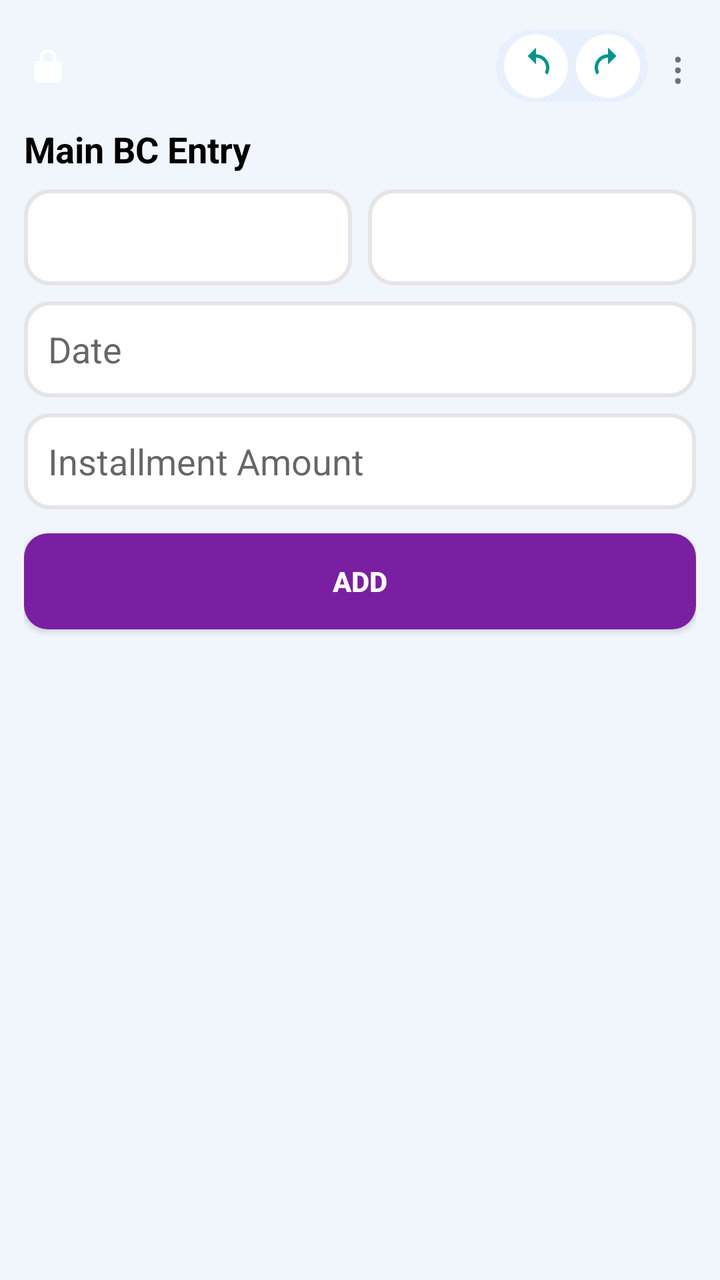
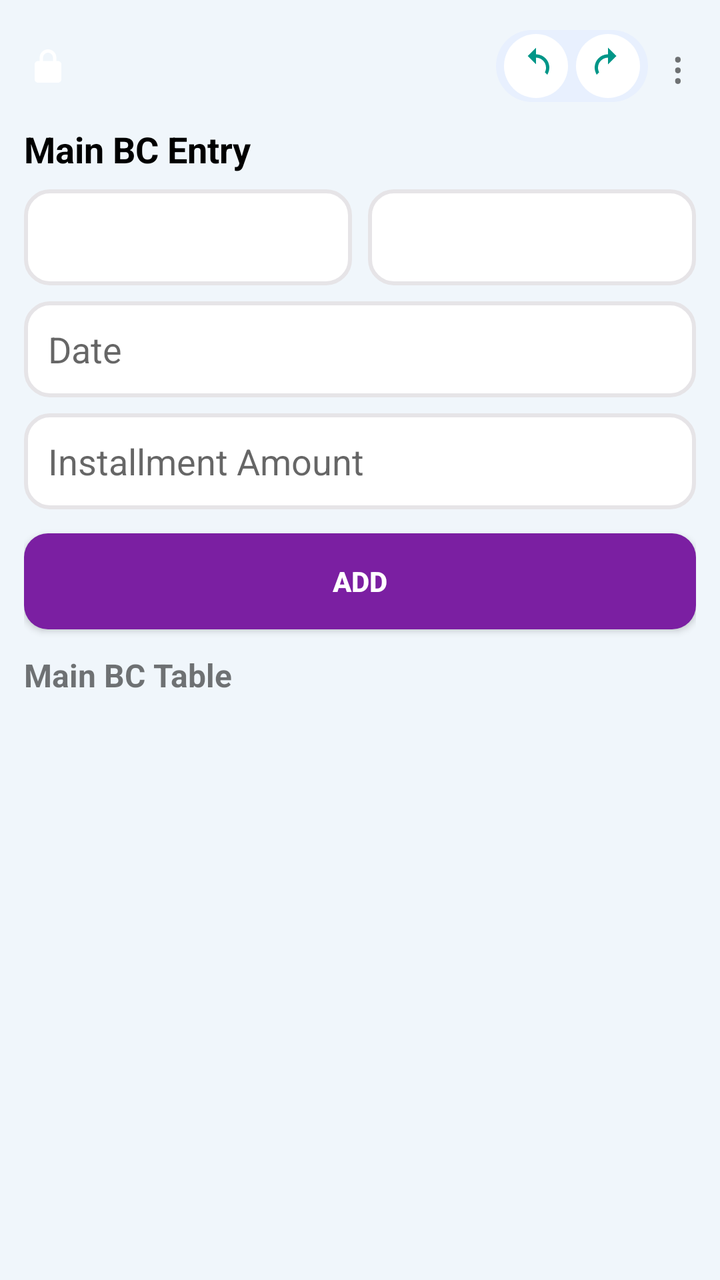

Before-and-after screenshots of an Android layout around one commit, followed by the original layout XML and the change that was made.
<!-- AndroidManifest.xml: application theme Theme.AppCompat.Light.NoActionBar -->
<!-- res/layout/activity_main.xml -->
<?xml version="1.0" encoding="utf-8"?>
<ScrollView xmlns:android="http://schemas.android.com/apk/res/android"
    android:layout_width="match_parent"
    android:layout_height="match_parent"
    android:background="#f0f6fb"
    android:fillViewport="true">

    <LinearLayout
        android:id="@+id/rootLayout"
        android:orientation="vertical"
        android:padding="12dp"
        android:layout_width="match_parent"
        android:layout_height="match_parent">

        
        <LinearLayout
            android:layout_width="match_parent"
            android:layout_height="wrap_content"
            android:gravity="center_vertical"
            android:orientation="horizontal">

            
            <ImageView
                android:id="@+id/imgLock"
                android:layout_width="24dp"
                android:layout_height="24dp"
                android:src="@drawable/ic_lock"
                android:layout_marginEnd="10dp"
                android:contentDescription="Edit Mode Locked"
                android:visibility="visible"
                android:padding="2dp" />

            
            <Space
                android:layout_width="0dp"
                android:layout_height="wrap_content"
                android:layout_weight="1" />

            
            <LinearLayout
                android:layout_width="wrap_content"
                android:layout_height="36dp"
                android:orientation="horizontal"
                android:gravity="center"
                android:background="@drawable/bg_big_curve"
                android:paddingStart="4dp"
                android:paddingEnd="4dp"
                android:layout_marginEnd="6dp">

                <ImageButton
                    android:id="@+id/btnUndo"
                    android:layout_width="32dp"
                    android:layout_height="32dp"
                    android:background="@drawable/bg_small_curve"
                    android:src="@drawable/ic_undo"
                    android:scaleType="centerInside"
                    android:contentDescription="Undo"
                    android:padding="6dp" />

                <ImageButton
                    android:id="@+id/btnRedo"
                    android:layout_width="32dp"
                    android:layout_height="32dp"
                    android:layout_marginStart="4dp"
                    android:background="@drawable/bg_small_curve"
                    android:src="@drawable/ic_redo"
                    android:scaleType="centerInside"
                    android:contentDescription="Redo"
                    android:padding="6dp" />
            </LinearLayout>

            
            <TextView
                android:id="@+id/menuButton"
                android:text="⋮"
                android:textSize="22sp"
                android:padding="6dp"
                android:clickable="true"
                android:focusable="true"
                android:layout_width="wrap_content"
                android:layout_height="wrap_content" />
        </LinearLayout>

        
        <TextView
            android:id="@+id/titleMain"
            android:text="Main BC Entry"
            android:textColor="#000000"
            android:textSize="18sp"
            android:textStyle="bold"
            android:layout_marginTop="8dp"
            android:layout_marginBottom="8dp"
            android:layout_width="wrap_content"
            android:layout_height="wrap_content" />

        
        <LinearLayout
            android:orientation="horizontal"
            android:layout_width="match_parent"
            android:layout_height="wrap_content"
            android:layout_marginBottom="8dp">

            <Spinner
                android:id="@+id/spinnerBc"
                android:layout_width="0dp"
                android:layout_height="48dp"
                android:layout_weight="1"
                android:background="@drawable/bg_input_curved"
                android:paddingHorizontal="12dp" />

            <Space
                android:layout_width="8dp"
                android:layout_height="wrap_content" />

            <Spinner
                android:id="@+id/spinnerMember"
                android:layout_width="0dp"
                android:layout_height="48dp"
                android:layout_weight="1"
                android:background="@drawable/bg_input_curved"
                android:paddingHorizontal="12dp" />
        </LinearLayout>

        
        <EditText
            android:id="@+id/editPayDate"
            android:hint="Date"
            android:focusable="false"
            android:inputType="none"
            android:layout_width="match_parent"
            android:layout_height="48dp"
            android:background="@drawable/bg_input_curved"
            android:paddingHorizontal="12dp"
            android:layout_marginBottom="8dp" />

        
        <EditText
            android:id="@+id/editPayAmount"
            android:hint="Installment Amount"
            android:inputType="number"
            android:layout_width="match_parent"
            android:layout_height="48dp"
            android:background="@drawable/bg_input_curved"
            android:paddingHorizontal="12dp"
            android:layout_marginBottom="12dp" />

        
        <Button
            android:id="@+id/buttonAdd"
            android:text="ADD"
            android:textColor="@android:color/white"
            android:textStyle="bold"
            android:layout_width="match_parent"
            android:layout_height="48dp"
            android:background="@drawable/btn_add_ripple"
            android:elevation="4dp"
            android:layout_marginBottom="12dp" />

        
        <HorizontalScrollView
            android:layout_width="match_parent"
            android:layout_height="wrap_content"
            android:scrollbars="horizontal">

            <LinearLayout
                android:id="@+id/tableContainer"
                android:orientation="vertical"
                android:layout_width="wrap_content"
                android:layout_height="wrap_content" />
        </HorizontalScrollView>

    </LinearLayout>
</ScrollView>
<!-- resources referenced by this layout -->
<resources>
  <!-- drawable bg_big_curve (drawable) -->
  <shape xmlns:android="http://schemas.android.com/apk/res/android">
      <solid android:color="#E8F0FE"/>
      <corners android:radius="24dp"/>
  </shape>
  <!-- drawable bg_input_curved (drawable) -->
  <shape xmlns:android="http://schemas.android.com/apk/res/android"
      android:shape="rectangle">
  
      <solid android:color="@android:color/white"/>
      <stroke
          android:width="2dp"
          android:color="#e6e4e7"/>
      <corners android:radius="12dp"/>
  </shape>
  <!-- drawable bg_small_curve (drawable) -->
  <selector xmlns:android="http://schemas.android.com/apk/res/android">
      <item android:state_pressed="true">
          <shape>
              <solid android:color="#D2E3FC"/>
              <corners android:radius="18dp"/>
          </shape>
      </item>
      <item>
          <shape>
              <solid android:color="@android:color/white"/>
              <corners android:radius="18dp"/>
          </shape>
      </item>
  </selector>
  <!-- drawable btn_add_ripple (drawable) -->
  <ripple xmlns:android="http://schemas.android.com/apk/res/android"
      android:color="#40FFFFFF">
  
      <item>
          <shape android:shape="rectangle">
              <solid android:color="#7B1FA2"/>
              <corners android:radius="12dp"/>
          </shape>
      </item>
  
  </ripple>
  <!-- drawable ic_lock (drawable) -->
  <vector xmlns:android="http://schemas.android.com/apk/res/android"
      android:width="24dp"
      android:height="24dp"
      android:viewportWidth="24"
      android:viewportHeight="24"
      android:tint="#FFFFFF">
      <path
          android:fillColor="#FFFFFF"
          android:pathData="M12,17a2,2 0 1,0 0,-4 2,2 0 0,0 0,4zm6,-8h-1V7a5,5 0 0,0 -10,0v2H6a2,2 0 0,0 -2,2v9a2,2 0 0,0 2,2h12a2,2 0 0,0 2,-2v-9a2,2 0 0,0 -2,-2zm-3,0H9V7a3,3 0 0,1 6,0v2z"/>
  </vector>
  <!-- drawable ic_redo (drawable) -->
  <vector xmlns:android="http://schemas.android.com/apk/res/android"
      android:width="24dp"
      android:height="24dp"
      android:viewportWidth="24"
      android:viewportHeight="24"
      android:tint="#009688">
  
      <path
          android:fillColor="@android:color/white"
          android:pathData="M12,5V1l5,5-5,5V7c-3.31,0-6,2.69-6,6 0,1.01 0.25,1.97 0.7,2.8L5.24,17.26C4.46,15.9 4,14.51 4,13c0-4.42 3.58-8 8-8z"/>
  
  </vector>
  <!-- drawable ic_undo (drawable) -->
  <vector xmlns:android="http://schemas.android.com/apk/res/android"
      android:width="24dp"
      android:height="24dp"
      android:viewportWidth="24"
      android:viewportHeight="24"
      android:tint="#009688">
  
      <path
          android:fillColor="@android:color/white"
          android:pathData="M12,5V1L7,6l5,5V7c3.31,0 6,2.69 6,6 0,1.01 -0.25,1.97 -0.7,2.8l1.46,1.46C19.54,15.9 20,14.51 20,13c0,-4.42 -3.58,-8 -8,-8z"/>
  
  </vector>
</resources>

<!-- the commit's change to res/layout/activity_main.xml (unified diff, before → after) -->
@@ -19,7 +19,6 @@
             android:gravity="center_vertical"
             android:orientation="horizontal">
 
-            
             <ImageView
                 android:id="@+id/imgLock"
                 android:layout_width="24dp"
@@ -30,13 +29,11 @@
                 android:visibility="visible"
                 android:padding="2dp" />
 
-            
             <Space
                 android:layout_width="0dp"
                 android:layout_height="wrap_content"
                 android:layout_weight="1" />
 
-            
             <LinearLayout
                 android:layout_width="wrap_content"
                 android:layout_height="36dp"
@@ -69,7 +66,6 @@
                     android:padding="6dp" />
             </LinearLayout>
 
-            
             <TextView
                 android:id="@+id/menuButton"
                 android:text="⋮"
@@ -157,7 +153,32 @@
             android:layout_marginBottom="12dp" />
 
         
+        <LinearLayout
+            android:layout_width="match_parent"
+            android:layout_height="wrap_content"
+            android:orientation="horizontal"
+            android:gravity="center_vertical"
+            android:layout_marginBottom="6dp">
+
+            <TextView
+                android:text="Main BC Table"
+                android:textSize="16sp"
+                android:textStyle="bold"
+                android:layout_width="0dp"
+                android:layout_weight="1"
+                android:layout_height="wrap_content" />
+
+            <Switch
+                android:id="@+id/switchVertical"
+                android:layout_width="wrap_content"
+                android:layout_height="wrap_content"
+                android:text="Vertical"
+                android:visibility="gone"/>
+        </LinearLayout>
+
+        
         <HorizontalScrollView
+            android:id="@+id/horizontalScroll"
             android:layout_width="match_parent"
             android:layout_height="wrap_content"
             android:scrollbars="horizontal">
